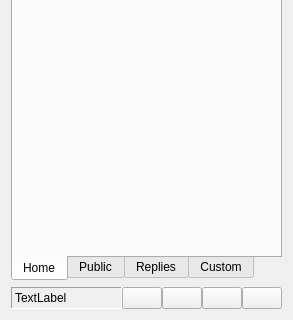
asolfre/qwit, file trunk/src/MainWindow.ui: the form before one commit; both pictures show x 0 to 293 and y 215 to 535 of the 293 by 535 pixel window.
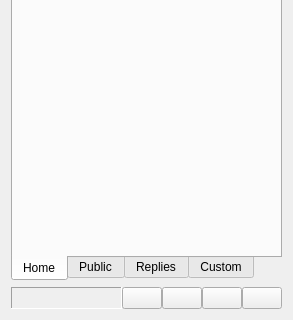
The form after the commit. Icons and pictures are not drawn.

Commit message: Added showing options dialog on first start or when password isn't saved

What changed in the file:
```diff
--- a/trunk/src/MainWindow.ui
+++ b/trunk/src/MainWindow.ui
@@ -304,7 +304,7 @@
           <enum>QFrame::Sunken</enum>
          </property>
          <property name="text" >
-          <string>TextLabel</string>
+          <string></string>
          </property>
          <property name="indent" >
           <number>-1</number>
```
The commit also changes 1 other file.
